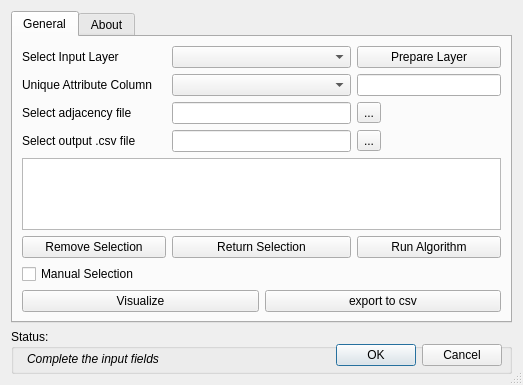
The window that corridor_detection_dialog_base.ui (meteergen/Corridor-Detection) describes before a commit, drawn with Qt 5.
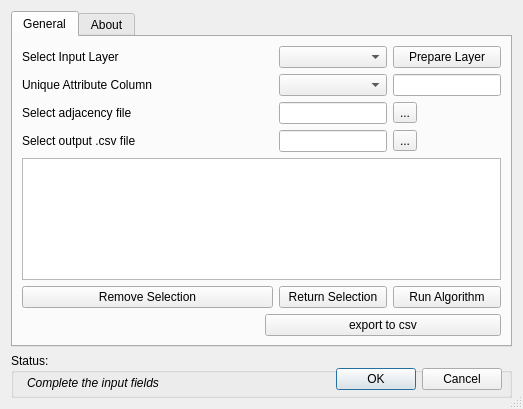
The same window after the commit. Icons and pictures are not drawn.

Commit message: remove: visualization tool has been removed

```diff
--- a/corridor_detection_dialog_base.ui
+++ b/corridor_detection_dialog_base.ui
@@ -7,7 +7,7 @@
     <x>0</x>
     <y>0</y>
     <width>523</width>
-    <height>378</height>
+    <height>409</height>
    </rect>
   </property>
   <property name="focusPolicy">
@@ -44,7 +44,7 @@
          <rect>
           <x>16</x>
           <y>20</y>
-          <width>291</width>
+          <width>181</width>
           <height>20</height>
          </rect>
         </property>
@@ -134,7 +134,7 @@
       </attribute>
       <layout class="QGridLayout">
        <item row="0" column="0" rowspan="2" colspan="2">
-        <layout class="QGridLayout" name="gridLayout" rowstretch="0,0,0,0,0,0,0" columnstretch="20,25,20">
+        <layout class="QGridLayout" name="gridLayout" rowstretch="0,0,0,0,0,0" columnstretch="20,0,0">
          <property name="sizeConstraint">
           <enum>QLayout::SetMinimumSize</enum>
          </property>
@@ -147,18 +147,63 @@
          <property name="spacing">
           <number>6</number>
          </property>
-         <item row="4" column="0" colspan="3">
-          <widget class="QTextBrowser" name="textBrowser"/>
+         <item row="1" column="0">
+          <widget class="QLabel" name="label_6">
+           <property name="text">
+            <string>Unique Attribute Column</string>
+           </property>
+          </widget>
+         </item>
+         <item row="5" column="1">
+          <widget class="QPushButton" name="returnSelectionButton">
+           <property name="text">
+            <string>Return Selection</string>
+           </property>
+          </widget>
+         </item>
+         <item row="0" column="1">
+          <widget class="QComboBox" name="layerComboBox"/>
+         </item>
+         <item row="2" column="0">
+          <widget class="QLabel" name="label_7">
+           <property name="text">
+            <string>Select adjacency file</string>
+           </property>
+          </widget>
          </item>
          <item row="1" column="2">
           <widget class="QLineEdit" name="lineEdit_3"/>
          </item>
+         <item row="0" column="0">
+          <widget class="QLabel" name="label_5">
+           <property name="text">
+            <string>Select Input Layer</string>
+           </property>
+          </widget>
+         </item>
+         <item row="4" column="0" colspan="3">
+          <widget class="QTextBrowser" name="textBrowser"/>
+         </item>
+         <item row="3" column="0">
+          <widget class="QLabel" name="label_8">
+           <property name="text">
+            <string>Select output .csv file</string>
+           </property>
+          </widget>
+         </item>
          <item row="2" column="1">
           <widget class="QLineEdit" name="lineEdit"/>
          </item>
          <item row="3" column="1">
           <widget class="QLineEdit" name="lineEdit_2"/>
          </item>
+         <item row="3" column="2">
+          <widget class="QToolButton" name="toolButtonOut">
+           <property name="text">
+            <string>...</string>
+           </property>
+          </widget>
+         </item>
          <item row="2" column="2">
           <widget class="QToolButton" name="toolButtonAdj">
            <property name="text">
@@ -166,6 +211,13 @@
            </property>
           </widget>
          </item>
+         <item row="5" column="0">
+          <widget class="QPushButton" name="pushButton">
+           <property name="text">
+            <string>Remove Selection</string>
+           </property>
+          </widget>
+         </item>
          <item row="5" column="2">
           <widget class="QPushButton" name="pushButton_2">
            <property name="text">
@@ -183,65 +235,6 @@
          <item row="1" column="1">
           <widget class="QComboBox" name="fieldsComboBox"/>
          </item>
-         <item row="0" column="1">
-          <widget class="QComboBox" name="layerComboBox"/>
-         </item>
-         <item row="3" column="2">
-          <widget class="QToolButton" name="toolButtonOut">
-           <property name="text">
-            <string>...</string>
-           </property>
-          </widget>
-         </item>
-         <item row="2" column="0">
-          <widget class="QLabel" name="label_7">
-           <property name="text">
-            <string>Select adjacency file</string>
-           </property>
-          </widget>
-         </item>
-         <item row="0" column="0">
-          <widget class="QLabel" name="label_5">
-           <property name="text">
-            <string>Select Input Layer</string>
-           </property>
-          </widget>
-         </item>
-         <item row="1" column="0">
-          <widget class="QLabel" name="label_6">
-           <property name="text">
-            <string>Unique Attribute Column</string>
-           </property>
-          </widget>
-         </item>
-         <item row="3" column="0">
-          <widget class="QLabel" name="label_8">
-           <property name="text">
-            <string>Select output .csv file</string>
-           </property>
-          </widget>
-         </item>
-         <item row="6" column="0">
-          <widget class="QCheckBox" name="checkBoxManuel">
-           <property name="text">
-            <string>Manual Selection</string>
-           </property>
-          </widget>
-         </item>
-         <item row="5" column="1">
-          <widget class="QPushButton" name="returnSelectionButton">
-           <property name="text">
-            <string>Return Selection</string>
-           </property>
-          </widget>
-         </item>
-         <item row="5" column="0">
-          <widget class="QPushButton" name="pushButton">
-           <property name="text">
-            <string>Remove Selection</string>
-           </property>
-          </widget>
-         </item>
         </layout>
        </item>
        <item row="2" column="1">
@@ -251,13 +244,6 @@
          </property>
         </widget>
        </item>
-       <item row="2" column="0">
-        <widget class="QPushButton" name="visualizeButton">
-         <property name="text">
-          <string>Visualize</string>
-         </property>
-        </widget>
-       </item>
       </layout>
      </widget>
      <widget class="QWidget" name="tab_3">
```
The commit also changes 3 other files.
